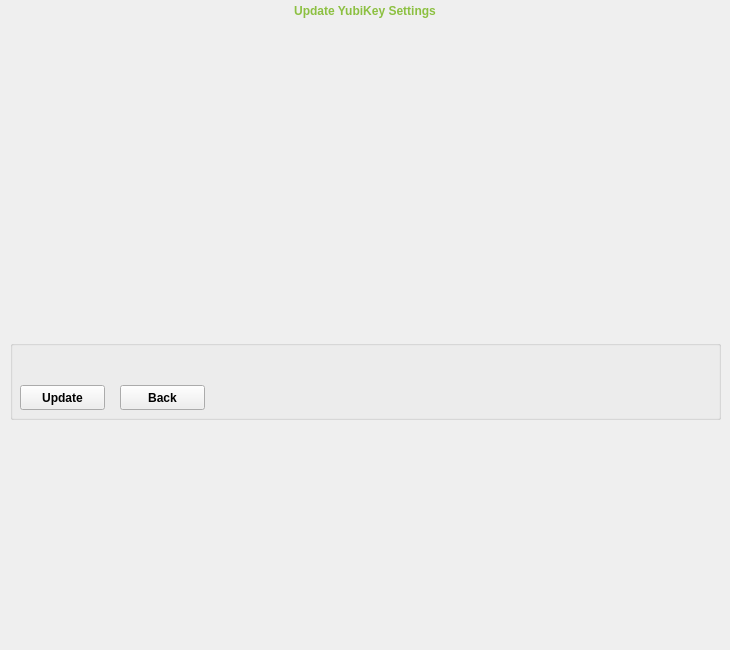
The window that src/ui/settingpage.ui (Yubico/yubikey-personalization-gui) describes before a commit, drawn with Qt 5.
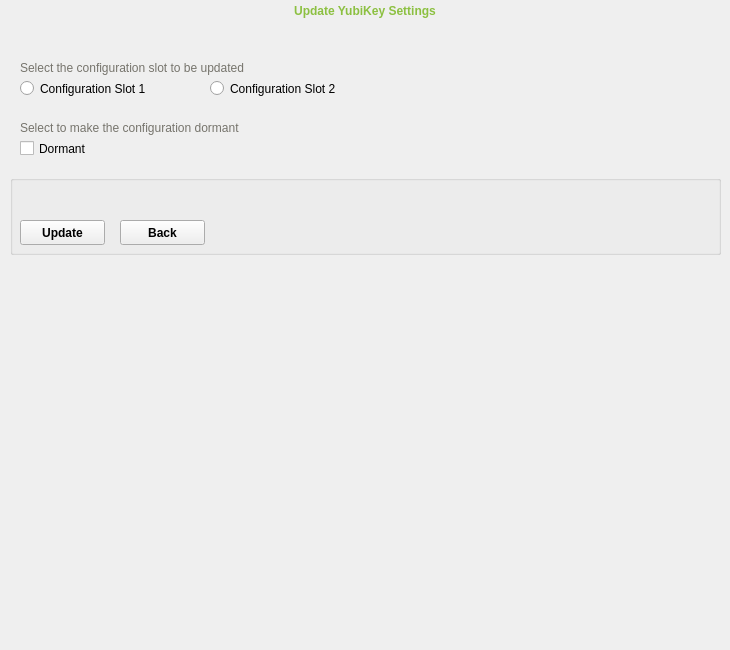
The same window after the commit. The open tabs and pages were chosen to show the change. Icons and pictures are not drawn.

Commit message: more stuff for doing key update

The edit to the form file:
```diff
--- a/src/ui/settingpage.ui
+++ b/src/ui/settingpage.ui
@@ -976,7 +976,7 @@
     <property name="geometry">
      <rect>
       <x>10</x>
-      <y>340</y>
+      <y>175</y>
       <width>711</width>
       <height>80</height>
      </rect>
@@ -1046,6 +1046,114 @@
      </property>
     </widget>
    </widget>
+   <widget class="QWidget" name="slotWidget" native="true">
+    <property name="geometry">
+     <rect>
+      <x>10</x>
+      <y>50</y>
+      <width>361</width>
+      <height>50</height>
+     </rect>
+    </property>
+    <widget class="QLabel" name="updateSlotLabel">
+     <property name="geometry">
+      <rect>
+       <x>10</x>
+       <y>10</y>
+       <width>321</width>
+       <height>16</height>
+      </rect>
+     </property>
+     <property name="styleSheet">
+      <string notr="true">font-weight: normal;
+color: rgb(118, 116, 108);</string>
+     </property>
+     <property name="text">
+      <string>Select the configuration slot to be updated</string>
+     </property>
+    </widget>
+    <widget class="QRadioButton" name="updateSlot1Radio">
+     <property name="geometry">
+      <rect>
+       <x>10</x>
+       <y>30</y>
+       <width>151</width>
+       <height>17</height>
+      </rect>
+     </property>
+     <property name="styleSheet">
+      <string notr="true">font-weight: normal;</string>
+     </property>
+     <property name="text">
+      <string>Configuration Slot 1</string>
+     </property>
+     <property name="checkable">
+      <bool>true</bool>
+     </property>
+     <property name="checked">
+      <bool>false</bool>
+     </property>
+    </widget>
+    <widget class="QRadioButton" name="updateSlot2Radio">
+     <property name="geometry">
+      <rect>
+       <x>200</x>
+       <y>30</y>
+       <width>151</width>
+       <height>17</height>
+      </rect>
+     </property>
+     <property name="styleSheet">
+      <string notr="true">font-weight: normal;</string>
+     </property>
+     <property name="text">
+      <string>Configuration Slot 2</string>
+     </property>
+    </widget>
+   </widget>
+   <widget class="QWidget" name="dormantWidget" native="true">
+    <property name="geometry">
+     <rect>
+      <x>10</x>
+      <y>110</y>
+      <width>361</width>
+      <height>50</height>
+     </rect>
+    </property>
+    <widget class="QLabel" name="updateDormantLabel">
+     <property name="geometry">
+      <rect>
+       <x>10</x>
+       <y>10</y>
+       <width>321</width>
+       <height>16</height>
+      </rect>
+     </property>
+     <property name="styleSheet">
+      <string notr="true">font-weight: normal;
+color: rgb(118, 116, 108);</string>
+     </property>
+     <property name="text">
+      <string>Select to make the configuration dormant</string>
+     </property>
+    </widget>
+    <widget class="QCheckBox" name="updateDormantCheck">
+     <property name="geometry">
+      <rect>
+       <x>10</x>
+       <y>30</y>
+       <width>151</width>
+       <height>17</height>
+      </rect>
+     </property>
+     <property name="styleSheet">
+      <string notr="true">font-weight: normal;</string>
+     </property>
+     <property name="text">
+      <string>Dormant</string>
+     </property>
+    </widget>
+   </widget>
   </widget>
  </widget>
  <tabstops>
```
Left out of the diff: 2 changed lines with no effect on the pictures. The commit also changes 2 other files.
